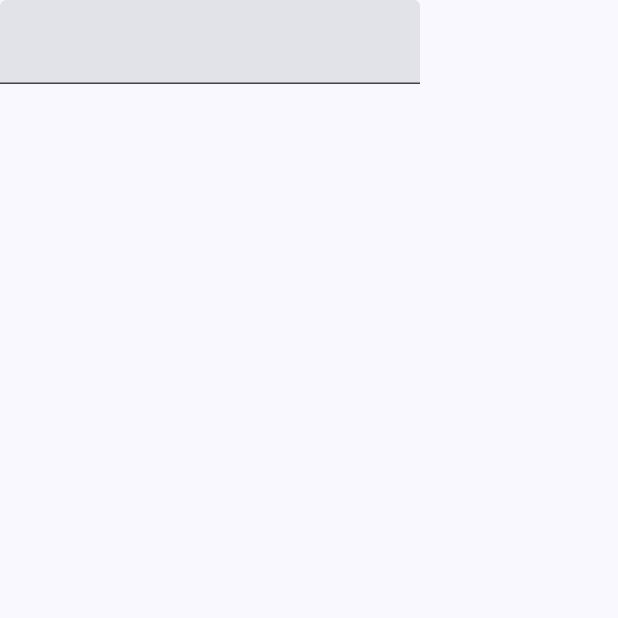
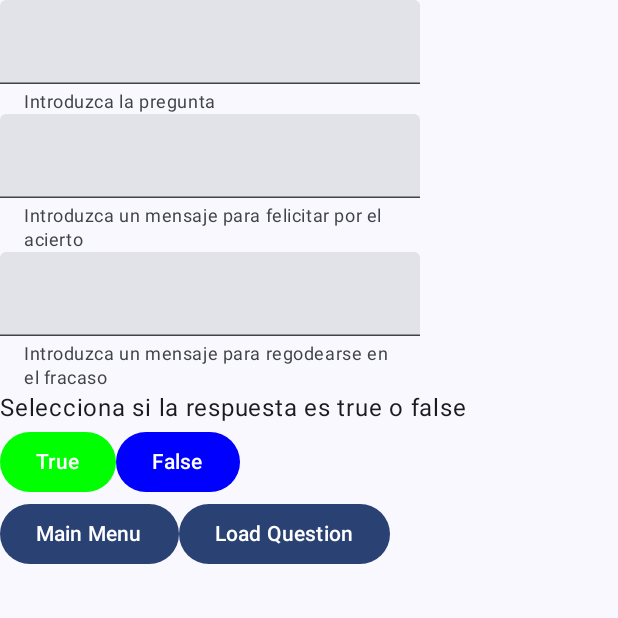
Before and after one commit to ayozera/Preguntados_Ayoze, an Android app built with Jetpack Compose: the composable LoadQuestion shown on its own in the app's theme, on a phone screen of 412 x 824 dp, the top half of it. Run offline under Robolectric (Android 15) with nearby library versions, the phone set to English and light mode, and no system bars; network calls fail.

Commit message:
Commit tras incluir la carga de preguntas

```diff
--- a/app/src/main/java/com/example/preguntados_ayoze/LoadQuestion.kt
+++ /dev/null
@@ -1,14 +0,0 @@
-package com.example.preguntados_ayoze
-
-import androidx.compose.material3.TextField
-import androidx.compose.runtime.Composable
-
-
-@Composable
-fun LoadQuestion() {
-    var textQuestion = ""
-    TextField(value = textQuestion,
-        onValueChange = {
-                textChange -> textQuestion = textChange
-        })
-}
--- /dev/null
+++ b/app/src/main/java/com/example/preguntados_ayoze/activities/LoadQuestion.kt
@@ -0,0 +1,110 @@
+package com.example.preguntados_ayoze.activities
+
+import android.widget.Toast
+import androidx.compose.foundation.layout.Column
+import androidx.compose.foundation.layout.Row
+import androidx.compose.material3.Button
+import androidx.compose.material3.ButtonDefaults
+import androidx.compose.material3.ExperimentalMaterial3Api
+import androidx.compose.material3.Text
+import androidx.compose.material3.TextField
+import androidx.compose.runtime.Composable
+import androidx.compose.runtime.getValue
+import androidx.compose.runtime.mutableStateOf
+import androidx.compose.runtime.remember
+import androidx.compose.runtime.setValue
+import androidx.compose.ui.graphics.Color
+import androidx.compose.ui.platform.LocalContext
+import androidx.navigation.NavHostController
+import com.example.preguntados_ayoze.model.DataUp
+import com.example.preguntados_ayoze.model.Question
+
+
+@OptIn(ExperimentalMaterial3Api::class)
+@Composable
+fun LoadQuestion(navController: NavHostController) {
+    var answer by remember {
+        mutableStateOf(true)
+    }
+    var bottonTrueColor : Color
+    var bottonFalseColor : Color
+    if (answer) {
+        bottonTrueColor = Color.Green
+        bottonFalseColor = Color.Blue
+    } else {
+        bottonFalseColor = Color.Green
+        bottonTrueColor = Color.Blue
+    }
+    Column(){
+
+        var textQuestion by remember {
+            mutableStateOf("")
+        }
+        TextField(value = textQuestion,
+            onValueChange = {
+                    textChange -> textQuestion = textChange
+            },
+            supportingText = { Text("Introduzca la pregunta") }
+        )
+
+        var messageRight by remember {
+            mutableStateOf("")
+        }
+        TextField(value = messageRight,
+            onValueChange = {
+                    textChange -> messageRight = textChange
+            },
+            supportingText = { Text("Introduzca un mensaje para felicitar por el acierto") }
+        )
+        var messageWrong by remember {
+            mutableStateOf("")
+        }
+        TextField(value = messageWrong,
+            onValueChange = {
+                    textChange -> messageWrong = textChange
+            },
+            supportingText = { Text("Introduzca un mensaje para regodearse en el fracaso") }
+        )
+
+        Text("Selecciona si la respuesta es true o false")
+        Row(){
+            Button(onClick = { answer = true },
+                colors = ButtonDefaults.buttonColors(bottonTrueColor)
+            ) {
+                Text("True")
+            }
+            Button(onClick = { answer = false },
+                colors = ButtonDefaults.buttonColors(bottonFalseColor)
+            ) {
+                Text(text = "False")
+            }
+        }
+        val context = LocalContext.current
+        Row(){
+            Button(onClick = { navController.popBackStack() }) {
+                Text(text = "Main Menu")
+            }
+            Button(onClick = {
+                if (textQuestion.isBlank() || messageRight.isBlank() || messageWrong.isBlank()) {
+                    Toast.makeText(context,"No se admiten campos vacíos", Toast.LENGTH_SHORT).show()
+                } else {
+                    DataUp.writer(
+                        Question(
+                            textQuestion,
+                            "pentasaedro",
+                            answer,
+                            messageRight,
+                            messageWrong
+                        ), context
+                    )
+                    Toast.makeText(context,"Pregunta cargada correctamente", Toast.LENGTH_SHORT).show()
+                    textQuestion = ""
+                    messageRight = ""
+                    messageWrong = ""
+                }
+            }) {
+                Text(text = "Load Question")
+            }
+        }
+    }
+}
--- a/app/src/main/java/com/example/preguntados_ayoze/Counters.kt
+++ b/app/src/main/java/com/example/preguntados_ayoze/activities/Statistics.kt
@@ -1,4 +1,4 @@
-package com.example.preguntados_ayoze
+package com.example.preguntados_ayoze.activities
 
 import android.content.Context
 import androidx.compose.foundation.layout.Arrangement
@@ -10,6 +10,7 @@ import androidx.compose.runtime.Composable
 import androidx.compose.ui.Modifier
 import androidx.compose.ui.platform.LocalContext
 import androidx.navigation.NavHostController
+import com.example.preguntados_ayoze.R
 
 @Composable
 fun Statistics(navController: NavHostController) {
--- /dev/null
+++ b/app/src/main/java/com/example/preguntados_ayoze/activities/YourTest.java
@@ -0,0 +1 @@
+package com.example.preguntados_ayoze.activities;
--- a/app/src/main/java/com/example/preguntados_ayoze/Question.kt
+++ b/app/src/main/java/com/example/preguntados_ayoze/model/Question.kt
@@ -1,4 +1,4 @@
-package com.example.preguntados_ayoze
+package com.example.preguntados_ayoze.model
 
 data class Question(
     val question: String,
--- a/app/src/main/java/com/example/preguntados_ayoze/Routs.kt
+++ b/app/src/main/java/com/example/preguntados_ayoze/navigation/Routs.kt
@@ -1,7 +1,8 @@
-package com.example.preguntados_ayoze
+package com.example.preguntados_ayoze.navigation
 
 sealed class Routs(val rout : String) {
     object Main : Routs("main")
     object Preguntados : Routs("preguntados")
     object Statistics : Routs("statistics")
+    object LoadQuestion : Routs("loadQuestion")
 }
```
Also changed, not shown: app/src/main/java/com/example/preguntados_ayoze/MainActivity.kt (+9 -0 lines), app/src/main/java/com/example/preguntados_ayoze/activities/Preguntados.kt (renamed from app/src/main/java/com/example/preguntados_ayoze/Preguntados.kt, +5 -2 lines), app/src/main/java/com/example/preguntados_ayoze/model/DataUp.kt (renamed from app/src/main/java/com/example/preguntados_ayoze/DataUp.kt, +13 -1 lines), app/src/main/java/com/example/preguntados_ayoze/navigation/NavigationGraph.kt (renamed from app/src/main/java/com/example/preguntados_ayoze/NavigationGraph.kt, +8 -1 lines), app/src/main/res/drawable/pentasaedro.jpeg (added).
